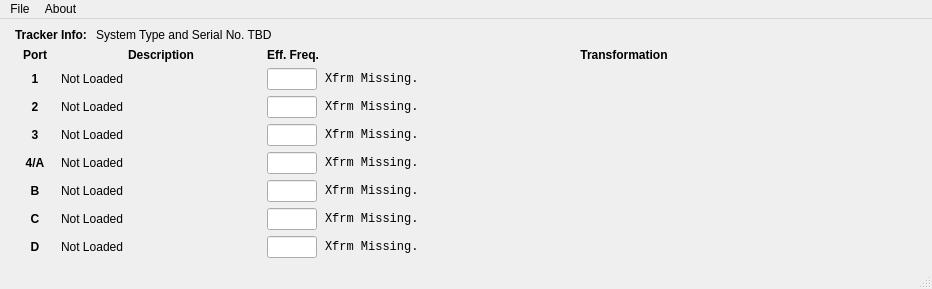
First picture: the form in Examples/NDIQtTrack/NDIQtTrackGUI.ui, repository mfoste/NDIAPI, before the edit.
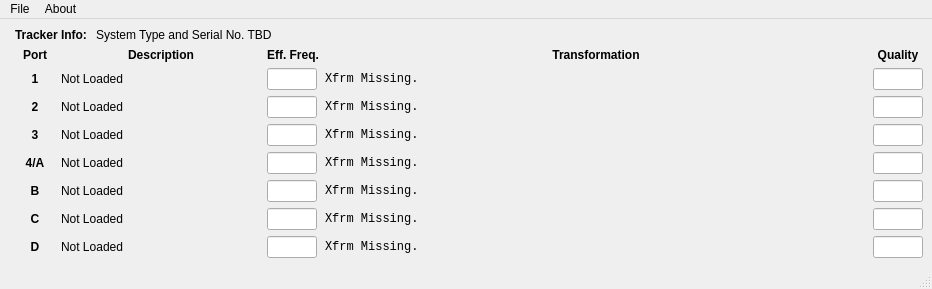
Second picture: the form after the edit. Custom widgets are drawn as their Qt base class.

Commit message:
Added quality values for the NDI Tracker to the tracker widget.
Rigid body fit RMS values for the Polaris and Error Indicator values for
the Aurora are now emitted from the vtkTrackerWidget object.

What changed in the file:
```diff
--- a/Examples/NDIQtTrack/NDIQtTrackGUI.ui
+++ b/Examples/NDIQtTrack/NDIQtTrackGUI.ui
@@ -689,6 +689,158 @@
             </property>
            </widget>
           </item>
+          <item row="0" column="4">
+           <widget class="QLabel" name="qualityHeadingLabel">
+            <property name="font">
+             <font>
+              <weight>75</weight>
+              <bold>true</bold>
+             </font>
+            </property>
+            <property name="text">
+             <string>Quality</string>
+            </property>
+            <property name="textFormat">
+             <enum>Qt::AutoText</enum>
+            </property>
+            <property name="alignment">
+             <set>Qt::AlignCenter</set>
+            </property>
+           </widget>
+          </item>
+          <item row="1" column="4">
+           <widget class="QLineEdit" name="port01QualityLineEdit">
+            <property name="sizePolicy">
+             <sizepolicy hsizetype="Preferred" vsizetype="Fixed">
+              <horstretch>0</horstretch>
+              <verstretch>0</verstretch>
+             </sizepolicy>
+            </property>
+            <property name="maximumSize">
+             <size>
+              <width>50</width>
+              <height>16777215</height>
+             </size>
+            </property>
+            <property name="readOnly">
+             <bool>true</bool>
+            </property>
+           </widget>
+          </item>
+          <item row="2" column="4">
+           <widget class="QLineEdit" name="port02QualityLineEdit">
+            <property name="sizePolicy">
+             <sizepolicy hsizetype="Preferred" vsizetype="Fixed">
+              <horstretch>0</horstretch>
+              <verstretch>0</verstretch>
+             </sizepolicy>
+            </property>
+            <property name="maximumSize">
+             <size>
+              <width>50</width>
+              <height>16777215</height>
+             </size>
+            </property>
+            <property name="readOnly">
+             <bool>true</bool>
+            </property>
+           </widget>
+          </item>
+          <item row="3" column="4">
+           <widget class="QLineEdit" name="port03QualityLineEdit">
+            <property name="sizePolicy">
+             <sizepolicy hsizetype="Preferred" vsizetype="Fixed">
+              <horstretch>0</horstretch>
+              <verstretch>0</verstretch>
+             </sizepolicy>
+            </property>
+            <property name="maximumSize">
+             <size>
+              <width>50</width>
+              <height>16777215</height>
+             </size>
+            </property>
+            <property name="readOnly">
+             <bool>true</bool>
+            </property>
+           </widget>
+          </item>
+          <item row="4" column="4">
+           <widget class="QLineEdit" name="port04QualityLineEdit">
+            <property name="sizePolicy">
+             <sizepolicy hsizetype="Preferred" vsizetype="Fixed">
+              <horstretch>0</horstretch>
+              <verstretch>0</verstretch>
+             </sizepolicy>
+            </property>
+            <property name="maximumSize">
+             <size>
+              <width>50</width>
+              <height>16777215</height>
+             </size>
+            </property>
+            <property name="readOnly">
+             <bool>true</bool>
+            </property>
+           </widget>
+          </item>
+          <item row="5" column="4">
+           <widget class="QLineEdit" name="port05QualityLineEdit">
+            <property name="sizePolicy">
+             <sizepolicy hsizetype="Preferred" vsizetype="Fixed">
+              <horstretch>0</horstretch>
+              <verstretch>0</verstretch>
+             </sizepolicy>
+            </property>
+            <property name="maximumSize">
+             <size>
+              <width>50</width>
+              <height>16777215</height>
+             </size>
+            </property>
+            <property name="readOnly">
+             <bool>true</bool>
+            </property>
+           </widget>
+          </item>
+          <item row="6" column="4">
+           <widget class="QLineEdit" name="port06QualityLineEdit">
+            <property name="sizePolicy">
+             <sizepolicy hsizetype="Preferred" vsizetype="Fixed">
+              <horstretch>0</horstretch>
+              <verstretch>0</verstretch>
+             </sizepolicy>
+            </property>
+            <property name="maximumSize">
+             <size>
+              <width>50</width>
+              <height>16777215</height>
+             </size>
+            </property>
+            <property name="readOnly">
+             <bool>true</bool>
+            </property>
+           </widget>
+          </item>
+          <item row="7" column="4">
+           <widget class="QLineEdit" name="port07QualityLineEdit">
+            <property name="sizePolicy">
+             <sizepolicy hsizetype="Preferred" vsizetype="Fixed">
+              <horstretch>0</horstretch>
+              <verstretch>0</verstretch>
+             </sizepolicy>
+            </property>
+            <property name="maximumSize">
+             <size>
+              <width>50</width>
+              <height>16777215</height>
+             </size>
+            </property>
+            <property name="readOnly">
+             <bool>true</bool>
+            </property>
+           </widget>
+          </item>
          </layout>
         </item>
        </layout>
```
Left out of the diff: 2 changed lines with no effect on the pictures. The commit also changes 2 other files.
